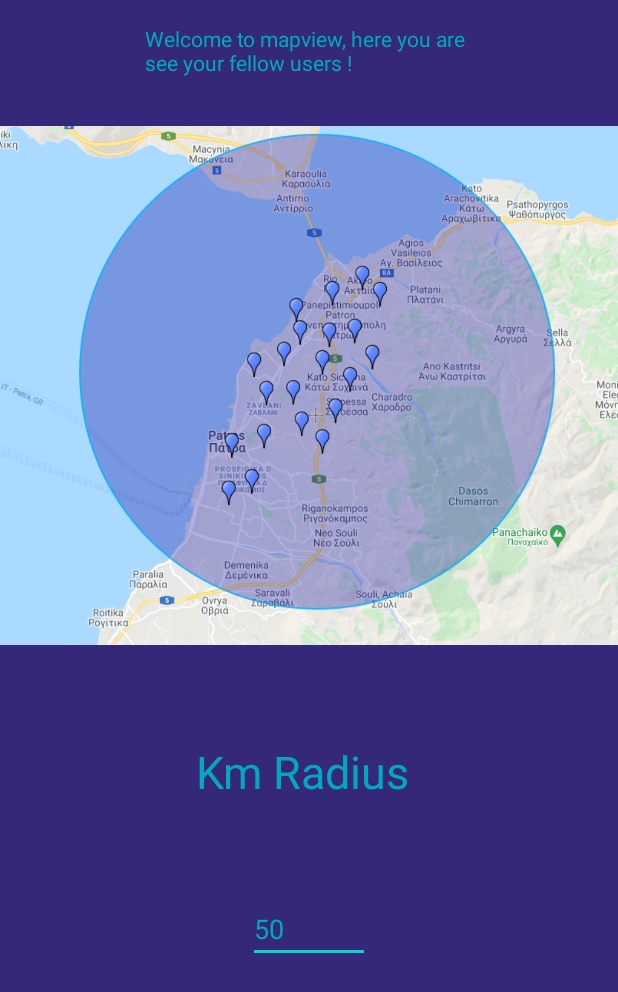
After one commit to ChristosLabrou/CineMatchMe, an Android app: the layout Host.xml on its own in the app's theme, with its tools: preview values and no code run, on a phone screen of 412 x 824 dp. The commit adds this screen. Shown: the top 992 px of the screen. Run offline under Robolectric (Android 15) with nearby library versions, the phone set to English and light mode, and no system bars.

Commit message:
Finished map view with filter

```diff
--- /dev/null
+++ b/app/src/main/res/layout/map-view.xml
@@ -0,0 +1,37 @@
+<?xml version="1.0" encoding="utf-8"?>
+<androidx.constraintlayout.widget.ConstraintLayout xmlns:android="http://schemas.android.com/apk/res/android"
+                                                   xmlns:app="http://schemas.android.com/apk/res-auto"
+                                                   xmlns:tools="http://schemas.android.com/tools" android:layout_width="match_parent"
+                                                   android:layout_height="match_parent"
+                                                   android:background="@color/screenBackground">
+    <ImageView
+            android:layout_width="412dp"
+            android:layout_height="370dp" app:srcCompat="@drawable/mapview5" android:id="@+id/imageView2"
+            app:layout_constraintTop_toTopOf="parent" app:layout_constraintEnd_toEndOf="parent"
+            app:layout_constraintStart_toStartOf="parent" app:layout_constraintHorizontal_bias="0.0"
+            android:layout_marginTop="72dp"/>
+    <TextView
+            android:text="Welcome to mapview, here you are see your fellow users !"
+            android:layout_width="219dp"
+            android:layout_height="38dp" android:id="@+id/textView3"
+            app:layout_constraintStart_toStartOf="parent" app:layout_constraintEnd_toEndOf="parent"
+            app:layout_constraintTop_toTopOf="parent" android:layout_marginTop="16dp"
+            android:textColor="@color/textColors"/>
+    <TextView
+            android:text="Km Radius"
+            android:layout_width="151dp"
+            android:layout_height="43dp" android:id="@+id/textView6"
+            android:textColor="@color/textColors" android:textSize="30sp"
+            app:layout_constraintTop_toBottomOf="@+id/imageView2" app:layout_constraintStart_toStartOf="parent"
+            app:layout_constraintBottom_toBottomOf="parent" app:layout_constraintEnd_toEndOf="parent"
+            app:layout_constraintVertical_bias="0.154"/>
+    <EditText
+            android:layout_width="81dp"
+            android:layout_height="45dp"
+            android:inputType="number"
+            android:ems="10"
+            android:id="@+id/editTextNumber2"
+            app:layout_constraintEnd_toEndOf="parent" app:layout_constraintStart_toStartOf="parent"
+            app:layout_constraintTop_toBottomOf="@+id/textView6" app:layout_constraintBottom_toBottomOf="parent"
+            app:layout_constraintVertical_bias="0.245" android:hint="50" android:textColorHint="@color/textColors"/>
+</androidx.constraintlayout.widget.ConstraintLayout>
--- a/app/src/main/res/layout/sqweqweqweqweqwe.xml
+++ /dev/null
@@ -1,6 +0,0 @@
-<?xml version="1.0" encoding="utf-8"?>
-<androidx.constraintlayout.widget.ConstraintLayout xmlns:android="http://schemas.android.com/apk/res/android"
-                                                   android:layout_width="match_parent"
-                                                   android:layout_height="match_parent">
-
-</androidx.constraintlayout.widget.ConstraintLayout>
--- a/app/src/main/res/layout/statistics_users.xml
+++ b/app/src/main/res/layout/statistics_users.xml
@@ -1,7 +1,6 @@
 <?xml version="1.0" encoding="utf-8"?>
 <androidx.constraintlayout.widget.ConstraintLayout xmlns:android="http://schemas.android.com/apk/res/android"
-                                                   android:layout_width="match_parent"
+                                                   xmlns:app="http://schemas.android.com/apk/res-auto"
+                                                   xmlns:tools="http://schemas.android.com/tools" android:layout_width="match_parent"
                                                    android:layout_height="match_parent"
-                                                   android:background="@color/screenBackground">
-
-</androidx.constraintlayout.widget.ConstraintLayout>
+                                                   android:background="@color/screenBackground"/>
```
Also changed, not shown: app/src/main/res/drawable/mapview4.png (added), app/src/main/res/drawable/mapview5.png (added).
